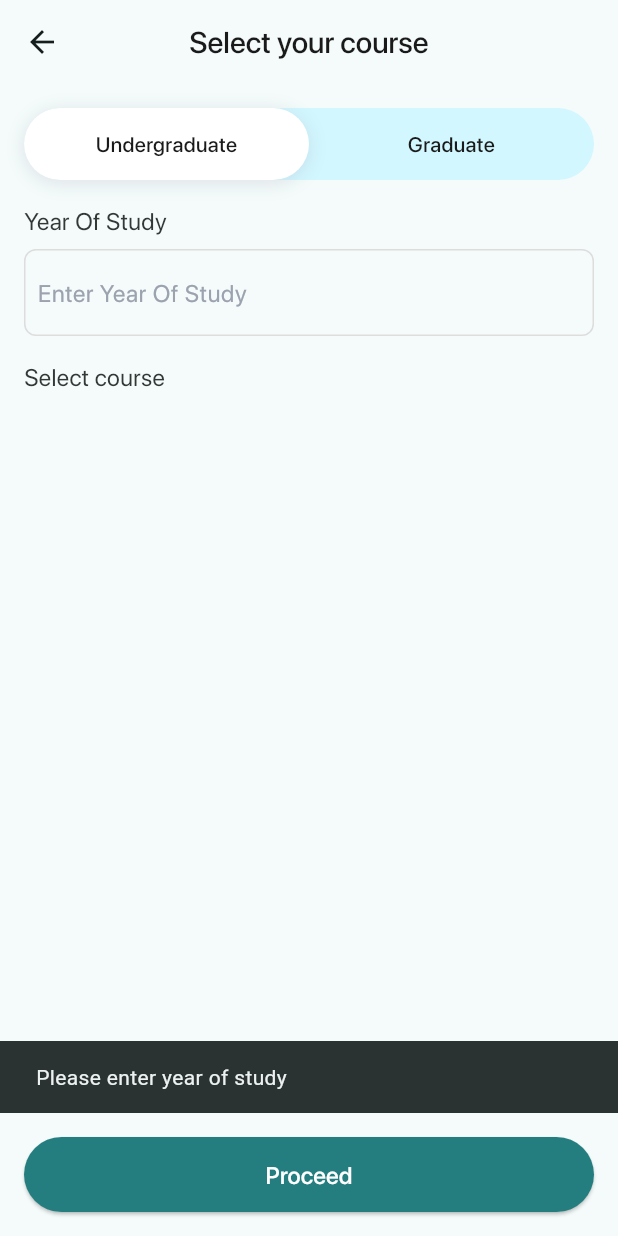
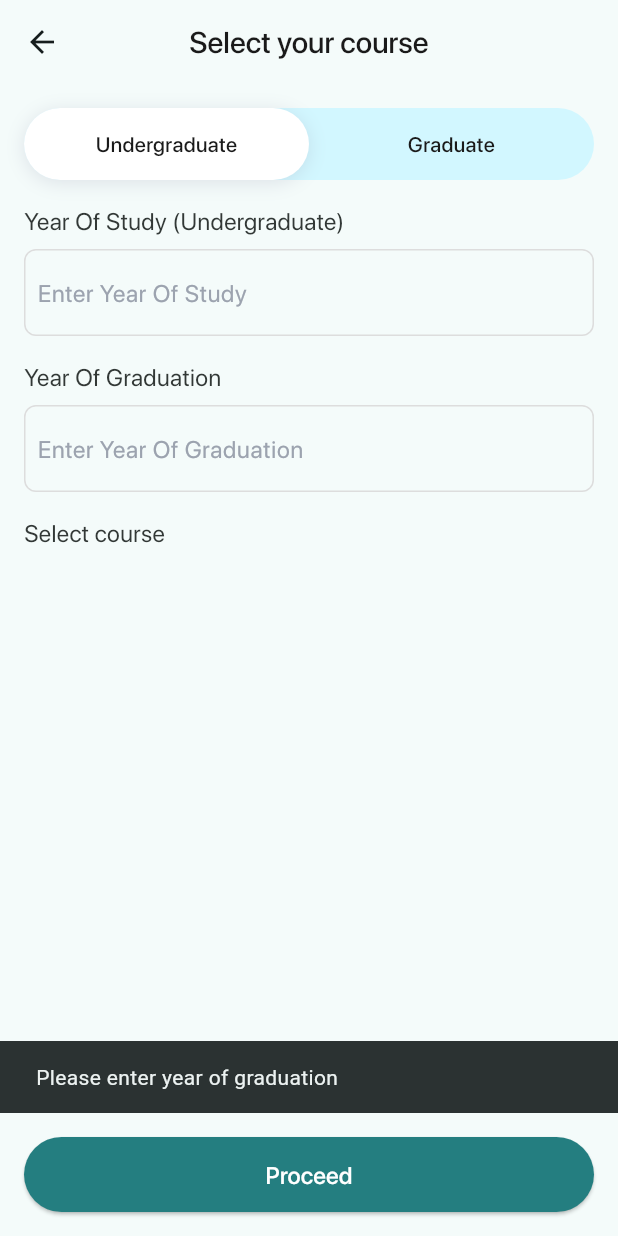
Before and after one commit to mYashavanth/step_mobile, a Flutter app: the SelectCourse screen opened by its route, after a tap on "Undergraduate", after a tap on "Proceed", on a phone screen of 412 x 824 dp. Run offline on Flutter 3.47's test engine with Material 3 defaults, Android fonts, the phone set to English and light mode, and no system bars; our stand-ins replace calendar_date_picker2, chewie, flutter_localization, flutter_otp_text_field, flutter_secure_storage, flutter_svg and 3 more; accounts and stored records are empty; network calls fail; project files that could hold a hidden picture were left out.

Commit message:
udated select course page for graduate and under graduate

```diff
--- a/lib/views/select_course.dart
+++ b/lib/views/select_course.dart
@@ -16,6 +16,7 @@ class SelectCourse extends StatefulWidget {
 class _SelectCourseState extends State<SelectCourse> {
   bool graduate = false;
   TextEditingController yearOfStudy = TextEditingController();
+  TextEditingController yearOfGraduation = TextEditingController();
   bool isLoading = false;
   List<dynamic> courses = [];
   int? selectedCourseId;
@@ -59,7 +60,14 @@ class _SelectCourseState extends State<SelectCourse> {
   }
 
   Future<void> updateUGGStatus() async {
-    if (yearOfStudy.text.isEmpty) {
+    if (yearOfGraduation.text.isEmpty) {
+      ScaffoldMessenger.of(context).showSnackBar(
+        const SnackBar(content: Text('Please enter year of graduation')),
+      );
+      return;
+    }
+
+    if (!graduate && yearOfStudy.text.isEmpty) {
       ScaffoldMessenger.of(context).showSnackBar(
         const SnackBar(content: Text('Please enter year of study')),
       );
@@ -87,11 +95,12 @@ class _SelectCourseState extends State<SelectCourse> {
         body: {
           'isUG': graduate ? '0' : '1',
           'isGraduated': graduate ? '1' : '0',
-          'yearOfGraduation': yearOfStudy.text,
+          'yearOfStudy': yearOfStudy.text,
+          'yearOfGraduation': yearOfGraduation.text,
           'token': token,
         },
       );
-
+      print('++++++++++++++++++++++++++response.body: ${response.body}');
       if (response.statusCode == 200) {
         Navigator.pushNamed(context, "/home_page");
       } else {
@@ -147,8 +156,9 @@ class _SelectCourseState extends State<SelectCourse> {
                     Expanded(
                       child: GestureDetector(
                         onTap: () {
-                          graduate = false;
-                          setState(() {});
+                          setState(() {
+                            graduate = false;
+                          });
                         },
                         child: Container(
                           height: 48,
@@ -187,8 +197,10 @@ class _SelectCourseState extends State<SelectCourse> {
                     Expanded(
                       child: GestureDetector(
                         onTap: () {
-                          graduate = true;
-                          setState(() {});
+                          setState(() {
+                            graduate = true;
+                            yearOfStudy.clear();
+                          });
                         },
                         child: Container(
                           height: 48,
@@ -228,8 +240,19 @@ class _SelectCourseState extends State<SelectCourse> {
                 ),
               ),
               const SizedBox(height: 16),
+              // Always show both fields but enable/disable based on graduate status
               formInputWithLabel(
-                  yearOfStudy, "Enter Year Of Study", "Year Of Study"),
+                yearOfStudy,
+                "Enter Year Of Study",
+                "Year Of Study (Undergraduate)",
+                readOnly: graduate, // Disable if graduate
+              ),
+              const SizedBox(height: 16),
+              formInputWithLabel(
+                yearOfGraduation,
+                "Enter Year Of Graduation",
+                "Year Of Graduation",
+              ),
               const SizedBox(height: 16),
               const Text(
                 'Select course',
@@ -256,8 +279,8 @@ class _SelectCourseState extends State<SelectCourse> {
                             },
                             child: createSelectCourseCard(
                               course['course_name'],
-                              "Critical steps (crash course)", // Added the static subtitle here
-                              "microscope.svg", // Default icon
+                              "Critical steps (crash course)",
+                              "microscope.svg",
                               selectedCourseId == course['id'],
                             ),
                           ),
```
Also changed, not shown: lib/views/otp_screen.dart (+10 -8 lines).
